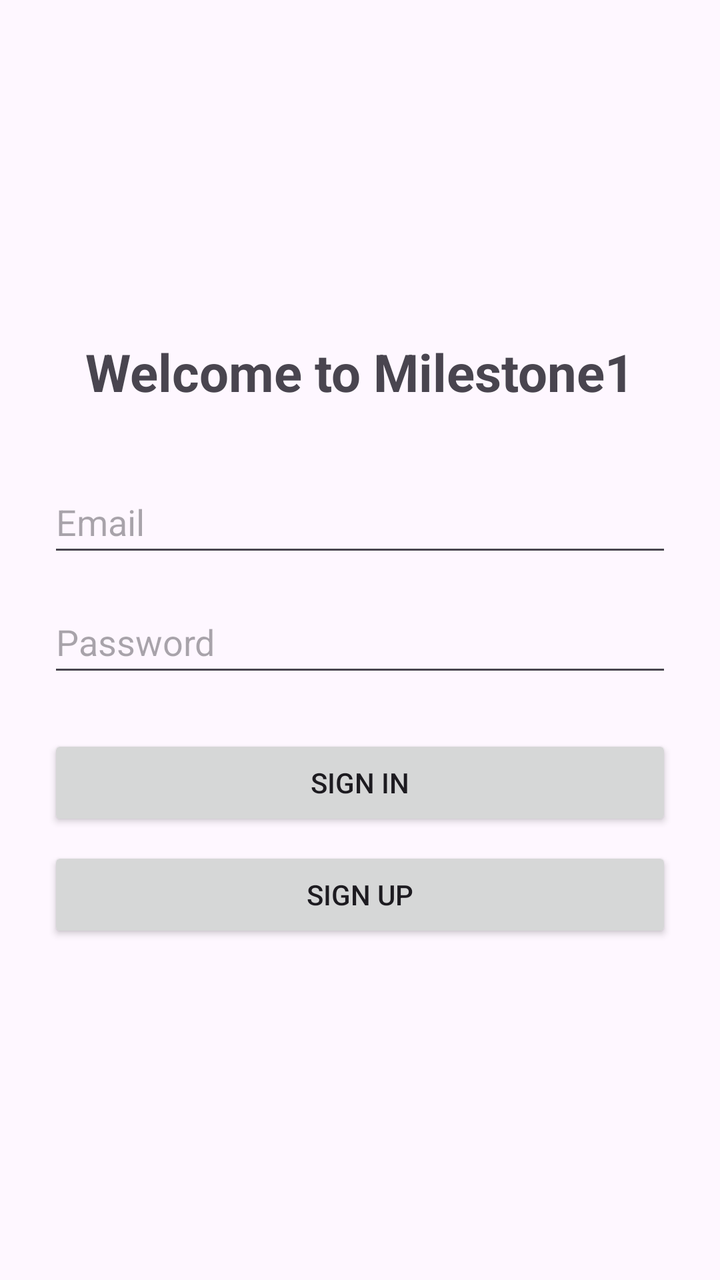
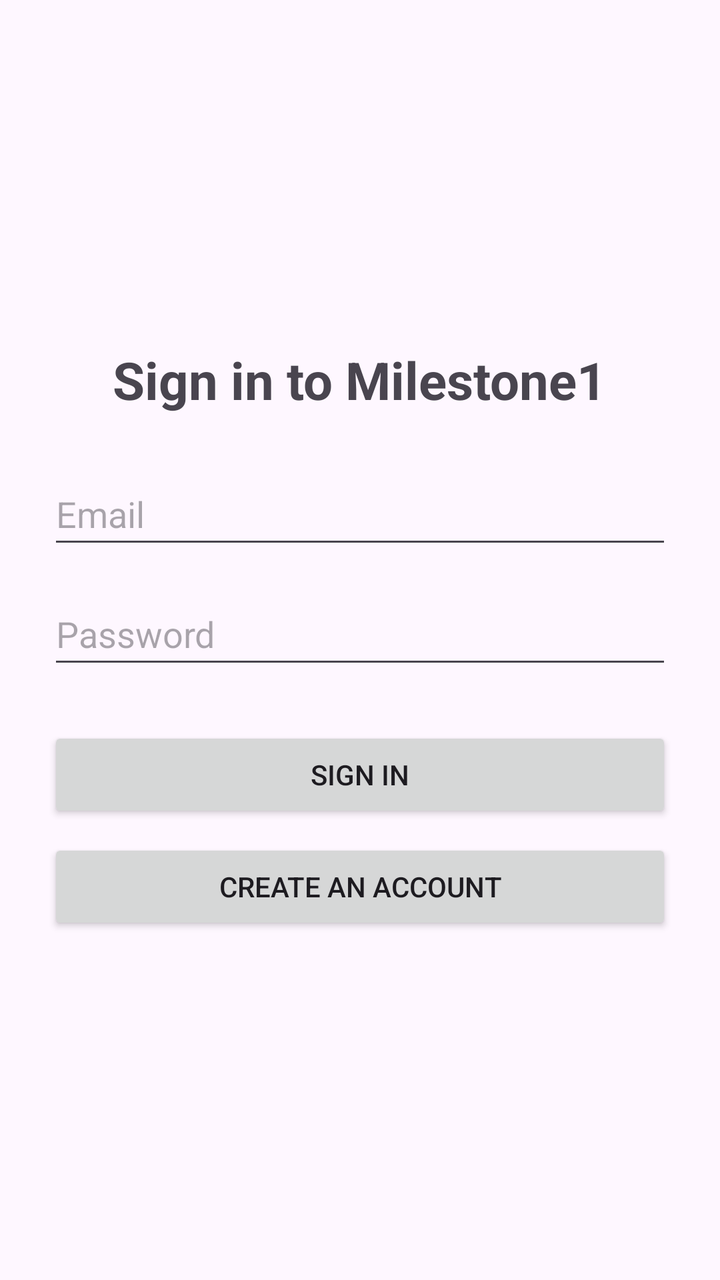

An Android layout rendered at two revisions. The XML below is the earlier revision; the diff shows what the commit changed to produce the second picture.
<!-- AndroidManifest.xml: application theme Theme.Milestone1 -->
<!-- res/layout/activity_main.xml -->
<?xml version="1.0" encoding="utf-8"?>
<ScrollView xmlns:android="http://schemas.android.com/apk/res/android"
    android:id="@+id/main"
    android:layout_width="match_parent"
    android:layout_height="match_parent"
    android:fillViewport="true">

    <LinearLayout
        android:layout_width="match_parent"
        android:layout_height="wrap_content"
        android:orientation="vertical"
        android:gravity="center"
        android:padding="24dp">

        <TextView
            android:layout_width="wrap_content"
            android:layout_height="wrap_content"
            android:text="Welcome to Milestone1"
            android:textSize="26sp"
            android:textStyle="bold"
            android:layout_marginBottom="32dp" />

        <EditText
            android:id="@+id/emailInput"
            android:layout_width="match_parent"
            android:layout_height="wrap_content"
            android:minHeight="48dp"
            android:hint="Email"
            android:inputType="textEmailAddress"
            android:autofillHints="emailAddress" />

        <EditText
            android:id="@+id/passwordInput"
            android:layout_width="match_parent"
            android:layout_height="wrap_content"
            android:minHeight="48dp"
            android:layout_marginTop="12dp"
            android:hint="Password"
            android:inputType="textPassword"
            android:autofillHints="password" />

        <Button
            android:id="@+id/signInButton"
            android:layout_width="match_parent"
            android:layout_height="wrap_content"
            android:layout_marginTop="24dp"
            android:text="Sign In" />

        <Button
            android:id="@+id/signUpButton"
            android:layout_width="match_parent"
            android:layout_height="wrap_content"
            android:layout_marginTop="8dp"
            android:text="Sign Up" />

    </LinearLayout>
</ScrollView>
<!-- resources referenced by this layout -->
<resources>
  <style name="Theme.Milestone1" parent="Base.Theme.Milestone1" />
  <style name="Base.Theme.Milestone1" parent="Theme.Material3.DayNight.NoActionBar">
          
          
      </style>
</resources>

<!-- the commit's change to res/layout/activity_main.xml (unified diff, before → after) -->
@@ -13,12 +13,13 @@
         android:padding="24dp">
 
         <TextView
+            android:id="@+id/titleText"
             android:layout_width="wrap_content"
             android:layout_height="wrap_content"
-            android:text="Welcome to Milestone1"
+            android:text="Sign in to Milestone1"
             android:textSize="26sp"
             android:textStyle="bold"
-            android:layout_marginBottom="32dp" />
+            android:layout_marginBottom="24dp" />
 
         <EditText
             android:id="@+id/emailInput"
@@ -39,19 +40,58 @@
             android:inputType="textPassword"
             android:autofillHints="password" />
 
+        <LinearLayout
+            android:id="@+id/registrationFields"
+            android:layout_width="match_parent"
+            android:layout_height="wrap_content"
+            android:orientation="vertical"
+            android:visibility="gone">
+
+            <EditText
+                android:id="@+id/registerNameInput"
+                android:layout_width="match_parent"
+                android:layout_height="wrap_content"
+                android:minHeight="48dp"
+                android:layout_marginTop="12dp"
+                android:hint="Full name"
+                android:inputType="textPersonName"
+                android:autofillHints="personName" />
+
+            <EditText
+                android:id="@+id/registerAddressInput"
+                android:layout_width="match_parent"
+                android:layout_height="wrap_content"
+                android:minHeight="48dp"
+                android:layout_marginTop="12dp"
+                android:hint="Address"
+                android:inputType="textPostalAddress"
+                android:autofillHints="postalAddress" />
+
+            <EditText
+                android:id="@+id/registerPhoneInput"
+                android:layout_width="match_parent"
+                android:layout_height="wrap_content"
+                android:minHeight="48dp"
+                android:layout_marginTop="12dp"
+                android:hint="Phone number"
+                android:inputType="phone"
+                android:autofillHints="phone" />
+
+        </LinearLayout>
+
         <Button
-            android:id="@+id/signInButton"
+            android:id="@+id/submitButton"
             android:layout_width="match_parent"
             android:layout_height="wrap_content"
             android:layout_marginTop="24dp"
             android:text="Sign In" />
 
         <Button
-            android:id="@+id/signUpButton"
+            android:id="@+id/switchModeButton"
             android:layout_width="match_parent"
             android:layout_height="wrap_content"
             android:layout_marginTop="8dp"
-            android:text="Sign Up" />
+            android:text="Create an account" />
 
     </LinearLayout>
 </ScrollView>
